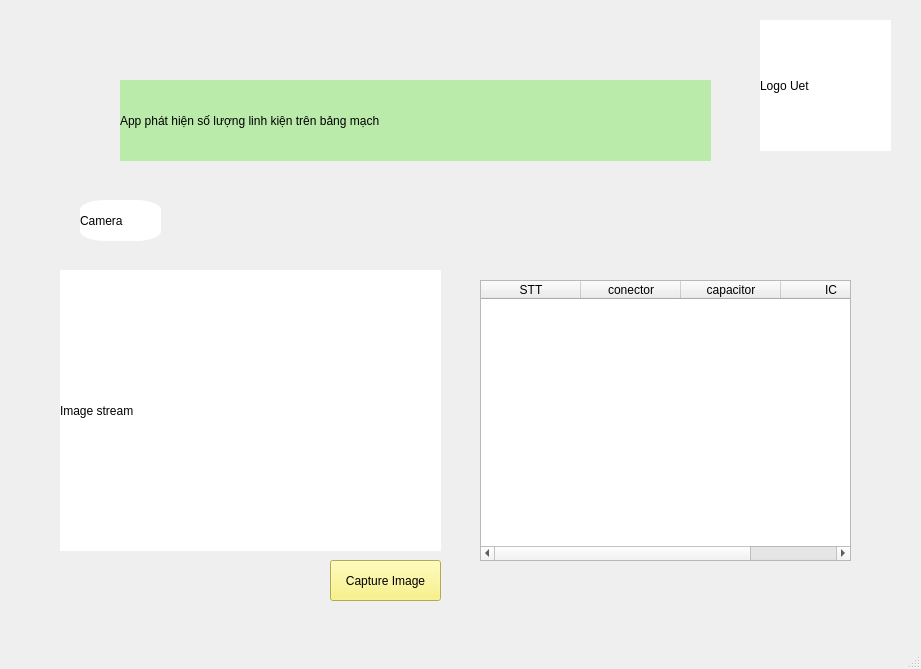
Qt form UI/main.ui (nmq443/RBE3015-23) before a commit.
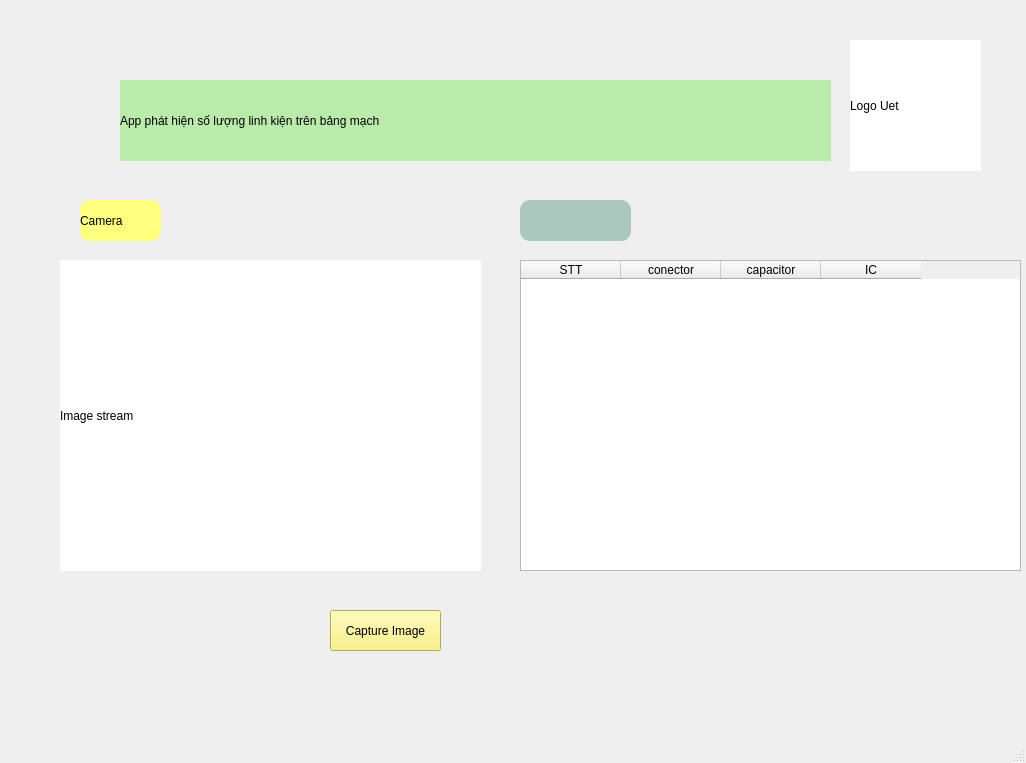
The same form after that commit.

What changed in the file:
```diff
--- a/UI/main.ui
+++ b/UI/main.ui
@@ -6,8 +6,8 @@
    <rect>
     <x>0</x>
     <y>0</y>
-    <width>921</width>
-    <height>669</height>
+    <width>1026</width>
+    <height>763</height>
    </rect>
   </property>
   <property name="windowTitle">
@@ -18,9 +18,9 @@
     <property name="geometry">
      <rect>
       <x>60</x>
-      <y>270</y>
-      <width>381</width>
-      <height>281</height>
+      <y>260</y>
+      <width>421</width>
+      <height>311</height>
      </rect>
     </property>
     <property name="styleSheet">
@@ -35,7 +35,7 @@
      <rect>
       <x>120</x>
       <y>80</y>
-      <width>591</width>
+      <width>711</width>
       <height>81</height>
      </rect>
     </property>
@@ -57,8 +57,8 @@
      </rect>
     </property>
     <property name="styleSheet">
-     <string notr="true">background-color: rgb(255, 255, 255);
-border-radius: solid 10px;</string>
+     <string notr="true">background-color: rgb(255, 255, 127);
+border-radius:  10px;</string>
     </property>
     <property name="text">
      <string>Camera</string>
@@ -67,10 +67,10 @@
    <widget class="QTableWidget" name="lbl_compoment_table">
     <property name="geometry">
      <rect>
-      <x>480</x>
-      <y>280</y>
-      <width>371</width>
-      <height>281</height>
+      <x>520</x>
+      <y>260</y>
+      <width>501</width>
+      <height>311</height>
      </rect>
     </property>
     <column>
@@ -98,7 +98,7 @@
     <property name="geometry">
      <rect>
       <x>330</x>
-      <y>560</y>
+      <y>610</y>
       <width>111</width>
       <height>41</height>
      </rect>
@@ -113,8 +113,8 @@
    <widget class="QLabel" name="logo_uet">
     <property name="geometry">
      <rect>
-      <x>760</x>
-      <y>20</y>
+      <x>850</x>
+      <y>40</y>
       <width>131</width>
       <height>131</height>
      </rect>
@@ -126,6 +126,23 @@
      <string>Logo Uet</string>
     </property>
    </widget>
+   <widget class="QLabel" name="lbl_check">
+    <property name="geometry">
+     <rect>
+      <x>520</x>
+      <y>200</y>
+      <width>111</width>
+      <height>41</height>
+     </rect>
+    </property>
+    <property name="styleSheet">
+     <string notr="true">background-color: rgb(170, 200, 189);
+border-radius:10px;</string>
+    </property>
+    <property name="text">
+     <string/>
+    </property>
+   </widget>
   </widget>
   <widget class="QStatusBar" name="statusbar"/>
  </widget>
```
Left out of the diff: 2 changed lines with no effect on the pictures.
